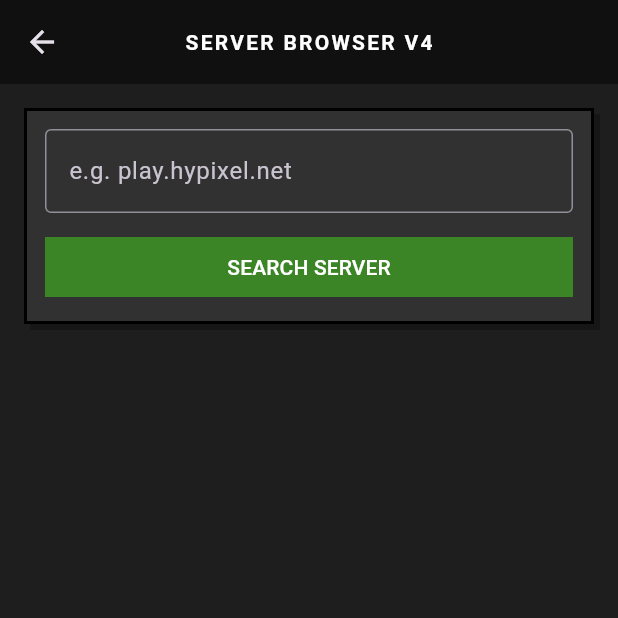
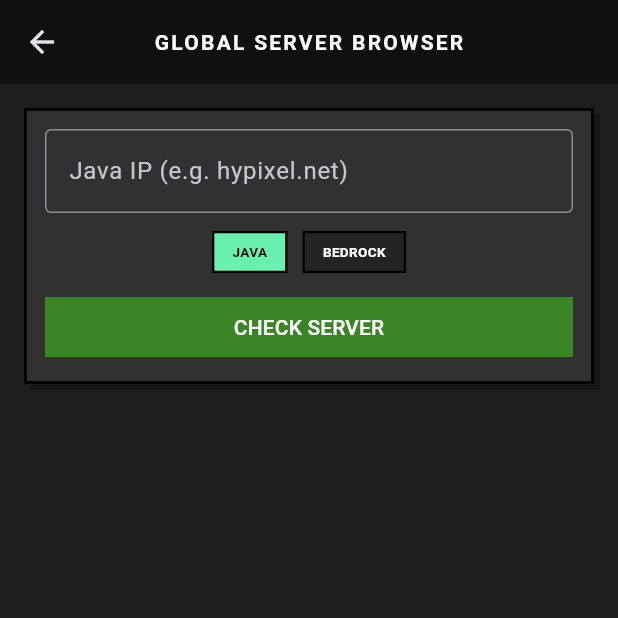
Before and after one commit to GamerArnabXYZ/BlockTools_Hub, a Flutter app: the screen it shows after launch, after a tap on "SERVER INFO", on a phone screen of 412 x 824 dp, the top half of it. Run offline on Flutter 3.47's test engine with Material 3 defaults, Android fonts, the phone set to English and light mode, and no system bars; our stand-ins replace shared_preferences.

Commit message:
Phase 4.6: Integrated mcsrvstat.us v3. Added full Bedrock Edition support, MOTD rendering, and Server Icons.

```diff
--- a/lib/core/services/minecraft_api_service.dart
+++ b/lib/core/services/minecraft_api_service.dart
@@ -2,15 +2,18 @@ import 'dart:convert';
 import 'package:http/http.dart' as http;
 
 /*
-API SERVICE v4.5:
-- Fully Integrated mc-heads.net endpoints.
-- Added Isometric, Combo, and Player render support.
-- Added Skin Download and Raw Texture helpers.
+API SERVICE v4.6:
+- Fully Integrated mcsrvstat.us v3.
+- Added Bedrock Edition server support.
+- Improved Mc-Heads integration.
 */
 class MinecraftApiService {
   static const String playerDbBase = 'https://playerdb.co/api/player/minecraft';
-  static const String serverBase = 'https://api.mcsrvstat.us/2';
   static const String mcHeadsBase = 'https://mc-heads.net';
+
+  // mcsrvstat.us v3 Endpoints
+  static const String serverJavaBase = 'https://api.mcsrvstat.us/3';
+  static const String serverBedrockBase = 'https://api.mcsrvstat.us/bedrock/3';
 
   /* Player Profile fetch karna */
   static Future<Map<String, dynamic>?> getPlayerProfile(String identifier) async {
@@ -28,10 +31,11 @@ class MinecraftApiService {
     }
   }
 
-  /* Server Status fetch karna */
-  static Future<Map<String, dynamic>?> getServerStatus(String ip) async {
+  /* Server Status fetch karna (v3) */
+  static Future<Map<String, dynamic>?> getServerStatus(String ip, {bool bedrock = false}) async {
     try {
-      final response = await http.get(Uri.parse('$serverBase/$ip')).timeout(const Duration(seconds: 12));
+      final String baseUrl = bedrock ? serverBedrockBase : serverJavaBase;
+      final response = await http.get(Uri.parse('$baseUrl/$ip')).timeout(const Duration(seconds: 12));
       if (response.statusCode == 200) {
         return json.decode(response.body);
       }
@@ -41,53 +45,44 @@ class MinecraftApiService {
     }
   }
 
-  /* --- Advanced mc-heads.net Helpers --- */
+  /* --- mc-heads.net Helpers --- */
 
-  // Basic Avatar with helm/nohelm
   static String getAvatarUrl(String identifier, {int size = 100, bool noHelm = false}) {
     return '$mcHeadsBase/avatar/$identifier/$size${noHelm ? '/nohelm' : ''}.png';
   }
 
-  // Isometric Head
   static String getHeadUrl(String identifier, {int size = 100, String direction = ''}) {
-    // direction can be 'left' or 'right'
     String url = '$mcHeadsBase/head/$identifier/$size';
     if (direction.isNotEmpty) url += '/$direction';
     return url;
   }
 
-  // Isometric Body
   static String getBodyUrl(String identifier, {int size = 250, String direction = ''}) {
     String url = '$mcHeadsBase/body/$identifier/$size';
     if (direction.isNotEmpty) url += '/$direction';
     return url;
   }
 
-  // Full Body 3D-like Render
   static String getPlayerRenderUrl(String identifier, {int size = 250}) {
     return '$mcHeadsBase/player/$identifier/$size';
   }
 
-  // Combo (Head + Body)
   static String getComboUrl(String identifier, {int size = 250}) {
     return '$mcHeadsBase/combo/$identifier/$size';
   }
 
-  // Raw Skin Texture
+  static String getDownloadSkinUrl(String identifier) {
+    return '$mcHeadsBase/download/$identifier';
+  }
+
   static String getSkinTextureUrl(String identifier) {
     return '$mcHeadsBase/skin/$identifier';
-  }
-
-  // Download Skin URL
-  static String getDownloadSkinUrl(String identifier) {
-    return '$mcHeadsBase/download/$identifier';
   }
 
   static String getCapeUrl(String uuid) {
     return '$mcHeadsBase/cape/$uuid';
   }
 
-  // Common Cape Textures
   static const Map<String, String> commonCapes = {
     'Migrator': 'https://textures.minecraft.net/texture/2b3096abc9bc5392d476e338c3ed7095c5240a25697a548c7755b68df7e5971',
     'Minecon 2011': 'https://textures.minecraft.net/texture/95d6881cd095ea60657755970b313391d4e43fcf0964720993959e13e859781',
--- a/lib/features/server_status/presentation/pages/server_page.dart
+++ b/lib/features/server_status/presentation/pages/server_page.dart
@@ -6,11 +6,11 @@ import 'package:blocktools_hub/core/services/minecraft_api_service.dart';
 import 'package:blocktools_hub/core/services/storage_service.dart';
 
 /*
-SERVER BROWSER v4:
-- Favorites System.
-- Icon Caching.
-- Compatibility Warnings.
-- Improved Latency display.
+SERVER BROWSER v4.6:
+- mcsrvstat.us v3 Support.
+- Java & Bedrock switch.
+- Detailed MOTD & Icon rendering.
+- Favorites system integration.
 */
 class ServerPage extends StatefulWidget {
   const ServerPage({super.key});
@@ -23,6 +23,7 @@ class _ServerPageState extends State<ServerPage> {
   final TextEditingController _controller = TextEditingController();
   Map<String, dynamic>? _serverData;
   bool _isLoading = false;
+  bool _isBedrock = false;
   String? _error;
   List<String> _favServers = [];
 
@@ -40,15 +41,21 @@ class _ServerPageState extends State<ServerPage> {
     final serverIp = ip ?? _controller.text.trim();
     if (serverIp.isEmpty) return;
     if (ip != null) _controller.text = ip;
+
     FocusScope.of(context).unfocus();
     setState(() { _isLoading = true; _serverData = null; _error = null; });
 
-    final data = await MinecraftApiService.getServerStatus(serverIp);
+    final data = await MinecraftApiService.getServerStatus(serverIp, bedrock: _isBedrock);
+
     if (mounted) {
       setState(() {
         _isLoading = false;
-        if (data != null) { _serverData = data; }
-        else { _error = "Server lookup failed."; }
+        if (data != null) {
+          _serverData = data;
+          StorageService.addHistory('server_history', serverIp);
+        } else {
+          _error = "Server lookup failed. Check IP/Edition.";
+        }
       });
     }
   }
@@ -56,41 +63,72 @@ class _ServerPageState extends State<ServerPage> {
   @override
   Widget build(BuildContext context) {
     return MinecraftBasePage(
-      title: 'Server Browser v4',
+      title: 'Global Server Browser',
       body: SingleChildScrollView(
         padding: const EdgeInsets.all(16),
         child: Column(
           children: [
+            /* Search Card with Edition Toggle */
             MinecraftCard(
               child: Column(
                 children: [
-                  TextField(controller: _controller, decoration: const InputDecoration(hintText: 'e.g. play.hypixel.net', border: OutlineInputBorder())),
+                  TextField(
+                    controller: _controller,
+                    decoration: InputDecoration(
+                      hintText: _isBedrock ? 'Bedrock IP (e.g. play.br.net)' : 'Java IP (e.g. hypixel.net)',
+                      border: const OutlineInputBorder(),
+                    ),
+                    onSubmitted: (_) => _checkServer(),
+                  ),
                   const SizedBox(height: 12),
-                  SizedBox(width: double.infinity, child: ElevatedButton(onPressed: _isLoading ? null : _checkServer, child: const Text('SEARCH SERVER'))),
+                  Row(
+                    mainAxisAlignment: MainAxisAlignment.center,
+                    children: [
+                      _buildEditionChip('JAVA', !_isBedrock),
+                      const SizedBox(width: 10),
+                      _buildEditionChip('BEDROCK', _isBedrock),
+                    ],
+                  ),
+                  const SizedBox(height: 12),
+                  SizedBox(width: double.infinity, child: ElevatedButton(onPressed: _isLoading ? null : _checkServer, child: const Text('CHECK SERVER'))),
                 ],
               ),
             ),
 
             if (_isLoading) _buildSkeleton(),
-            if (_serverData != null) _buildResult(),
+            if (_error != null) _buildError(),
+            if (_serverData != null) _buildResultCard(),
 
-            if (_favServers.isNotEmpty && !_isLoading) ...[
-              const SizedBox(height: 30),
-              const Align(alignment: Alignment.centerLeft, child: Text('FAVORITE SERVERS', style: TextStyle(fontSize: 9, color: Colors.white38))),
-              const SizedBox(height: 10),
-              ..._favServers.map((s) => Padding(padding: const EdgeInsets.only(bottom: 8), child: MinecraftCard(onTap: () => _checkServer(s), padding: 8, child: Row(children: [const Icon(Icons.star, color: Colors.amber, size: 14), const SizedBox(width: 10), Text(s, style: const TextStyle(fontSize: 12))])))),
-            ],
+            if (_favServers.isNotEmpty && !_isLoading) _buildFavList(),
           ],
         ),
       ),
     );
   }
 
-  Widget _buildSkeleton() {
-    return const Padding(padding: EdgeInsets.only(top: 20), child: MinecraftCard(child: Column(children: [MinecraftSkeleton(height: 15, width: 100), SizedBox(height: 15), MinecraftSkeleton(height: 40, width: double.infinity)])));
+  Widget _buildEditionChip(String label, bool active) {
+    return GestureDetector(
+      onTap: () => setState(() => _isBedrock = label == 'BEDROCK'),
+      child: Container(
+        padding: const EdgeInsets.symmetric(horizontal: 12, vertical: 6),
+        decoration: BoxDecoration(
+          color: active ? Colors.greenAccent : Colors.black26,
+          border: Border.all(color: Colors.black, width: 1.5),
+        ),
+        child: Text(label, style: TextStyle(fontSize: 9, fontWeight: FontWeight.bold, color: active ? Colors.black : Colors.white)),
+      ),
+    );
   }
 
-  Widget _buildResult() {
+  Widget _buildSkeleton() {
+    return const Padding(padding: EdgeInsets.only(top: 20), child: MinecraftCard(child: Column(children: [MinecraftSkeleton(height: 15, width: 100), SizedBox(height: 15), MinecraftSkeleton(height: 60, width: double.infinity)])));
+  }
+
+  Widget _buildError() {
+    return Padding(padding: const EdgeInsets.only(top: 20), child: Text(_error!, style: const TextStyle(color: Colors.redAccent, fontSize: 11)));
+  }
+
+  Widget _buildResultCard() {
     final online = _serverData!['online'] == true;
     final ip = _controller.text;
     final isFav = _favServers.contains(ip);
@@ -108,7 +146,7 @@ class _ServerPageState extends State<ServerPage> {
                   Row(children: [
                     Container(width: 8, height: 8, decoration: BoxDecoration(shape: BoxShape.circle, color: online ? Colors.green : Colors.red)),
                     const SizedBox(width: 8),
-                    Text(online ? 'ONLINE' : 'OFFLINE', style: const TextStyle(fontWeight: FontWeight.bold, fontSize: 12)),
+                    Text(online ? 'SERVER ONLINE' : 'SERVER OFFLINE', style: const TextStyle(fontWeight: FontWeight.bold, fontSize: 11)),
                   ]),
                   IconButton(
                     icon: Icon(isFav ? Icons.star : Icons.star_border, color: Colors.amber, size: 20),
@@ -118,15 +156,35 @@ class _ServerPageState extends State<ServerPage> {
               ),
               if (online) ...[
                 const SizedBox(height: 15),
-                /* Server Icon (Base64) */
+                /* Server Icon (Java only usually) */
                 if (_serverData!['icon'] != null)
                    Container(height: 64, width: 64, decoration: BoxDecoration(border: Border.all(color: Colors.black, width: 2)), child: Image.memory(base64Decode(_serverData!['icon'].split(',').last), fit: BoxFit.cover)),
+
                 const SizedBox(height: 15),
-                Text('${_serverData!['players']['online']} PLAYERS', style: const TextStyle(fontSize: 16, color: Colors.greenAccent, fontWeight: FontWeight.bold)),
-                const SizedBox(height: 10),
-                Text(_serverData!['version'] ?? 'N/A', style: const TextStyle(fontSize: 10, color: Colors.white38)),
+                Text('${_serverData!['players']['online']} / ${_serverData!['players']['max']} PLAYERS', style: const TextStyle(fontSize: 15, color: Colors.greenAccent, fontWeight: FontWeight.bold)),
+
+                const SizedBox(height: 15),
+                /* MOTD Render */
+                if (_serverData!['motd'] != null && _serverData!['motd']['clean'] != null)
+                  Container(
+                    width: double.infinity,
+                    padding: const EdgeInsets.all(10),
+                    color: Colors.black45,
+                    child: Text(_serverData!['motd']['clean'].join('\n').trim(), textAlign: TextAlign.center, style: const TextStyle(fontSize: 10, color: Colors.white70)),
+                  ),
+
+                const SizedBox(height: 15),
+                _buildInfoRow('VERSION', _serverData!['version'] ?? 'Unknown'),
+                _buildInfoRow('PROTOCOL', _serverData!['protocol'] != null ? _serverData!['protocol']['version'].toString() : 'N/A'),
+
                 const SizedBox(height: 20),
-                ElevatedButton(onPressed: () { Clipboard.setData(ClipboardData(text: ip)); showMinecraftToast(context, 'IP Copied!'); }, child: const Text('COPY IP')),
+                Row(
+                  children: [
+                    Expanded(child: ElevatedButton(onPressed: () { Clipboard.setData(ClipboardData(text: ip)); showMinecraftToast(context, 'IP Copied!'); }, child: const Text('COPY IP'))),
+                    const SizedBox(width: 10),
+                    Expanded(child: ElevatedButton(onPressed: () { /* Future: share link */ }, child: const Text('SHARE'))),
+                  ],
+                ),
               ],
             ],
           ),
@@ -134,4 +192,20 @@ class _ServerPageState extends State<ServerPage> {
       ],
     );
   }
+
+  Widget _buildInfoRow(String label, String val) {
+    return Padding(padding: const EdgeInsets.only(bottom: 6), child: Row(mainAxisAlignment: MainAxisAlignment.spaceBetween, children: [Text(label, style: const TextStyle(fontSize: 8, color: Colors.white38)), Text(val, style: const TextStyle(fontSize: 9, fontWeight: FontWeight.bold))]));
+  }
+
+  Widget _buildFavList() {
+    return Column(
+      crossAxisAlignment: CrossAxisAlignment.start,
+      children: [
+        const SizedBox(height: 30),
+        const Text('FAVORITE SERVERS', style: TextStyle(fontSize: 8, color: Colors.white24, letterSpacing: 1.2)),
+        const SizedBox(height: 10),
+        ..._favServers.map((s) => Padding(padding: const EdgeInsets.only(bottom: 8), child: MinecraftCard(onTap: () => _checkServer(s), padding: 10, child: Row(children: [const Icon(Icons.dns, color: Colors.blueAccent, size: 14), const SizedBox(width: 12), Text(s, style: const TextStyle(fontSize: 12))])))),
+      ],
+    );
+  }
 }
```
